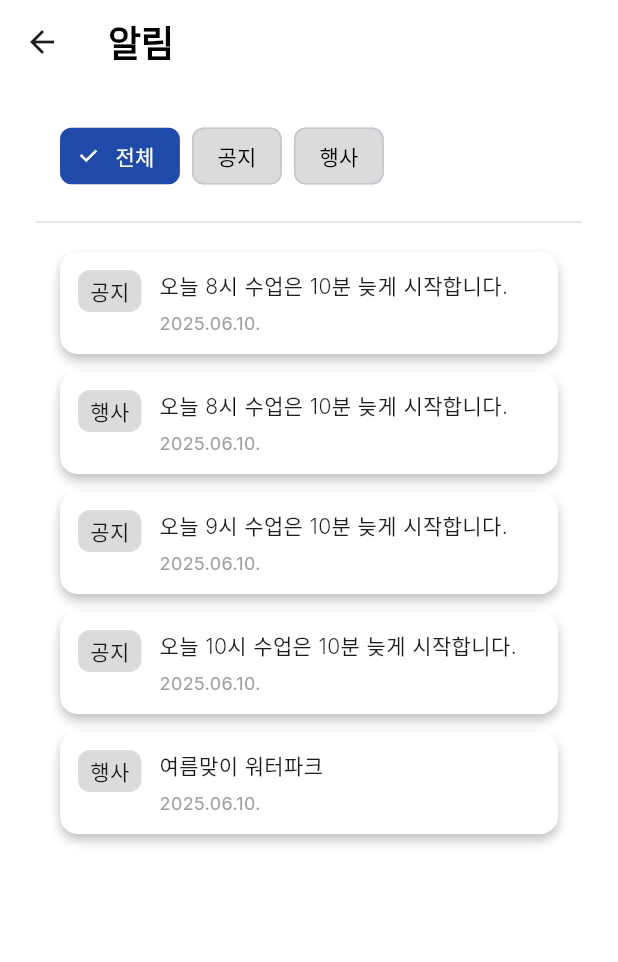
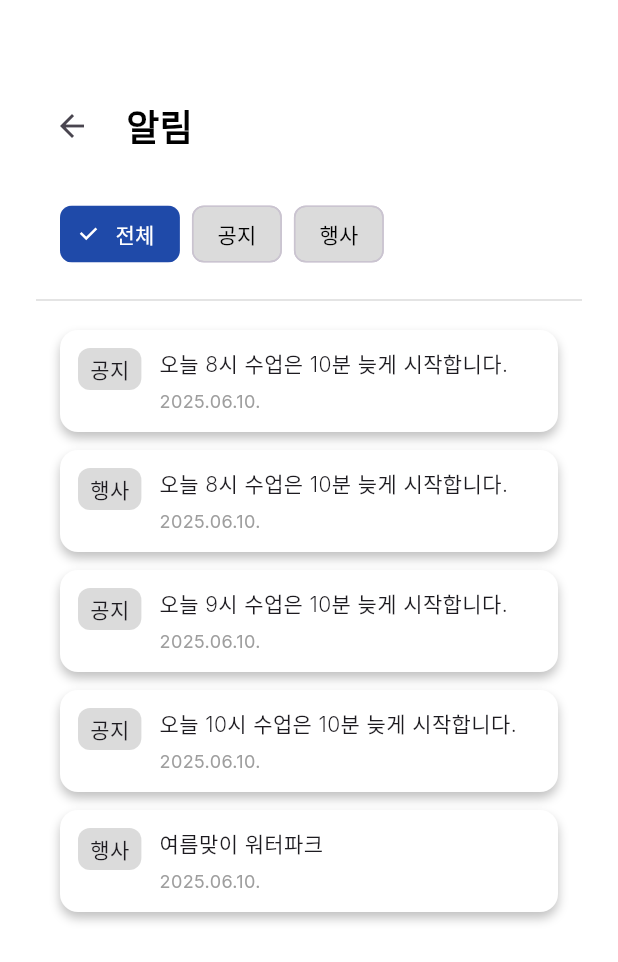
Before and after one commit to Taekwondo1906/taekwon, a Flutter app: the screen it shows after launch, item 3 of the bottom bar chosen, after a tap on the "notifications" icon, on a phone screen of 412 x 824 dp. Shown: the top 962 px of the screen. Run offline on Flutter 3.47's test engine with Material 3 defaults, Android fonts, the phone set to English and light mode, and no system bars; our stand-ins replace device_preview, google_fonts.

Commit message:
💄 에뮬레이터 적용 및 미디어 쿼리 구현

```diff
--- /dev/null
+++ b/devtools_options.yaml
@@ -0,0 +1,3 @@
+description: This file stores settings for Dart & Flutter DevTools.
+documentation: https://docs.flutter.dev/tools/devtools/extensions#configure-extension-enablement-states
+extensions:
--- a/lib/home/home_screen.dart
+++ b/lib/home/home_screen.dart
@@ -19,6 +19,7 @@ class _HomeScreenState extends State<HomeScreen> {
   Widget build(BuildContext context) {
     // 화면 높이
     final screenHeight = MediaQuery.of(context).size.height;
+    final screenWidth = MediaQuery.of(context).size.width;
 
     return Scaffold(
       body: Stack(
@@ -35,9 +36,9 @@ class _HomeScreenState extends State<HomeScreen> {
             ),
           ),
           Positioned(
-            top: 60,
-            left: 24,
-            right: 24,
+            top: screenHeight * 0.1,
+            left: screenWidth * 0.07,
+            right: screenWidth * 0.07,
             child: Material(
               color: Colors.transparent,
               child: Row(
@@ -72,15 +73,15 @@ class _HomeScreenState extends State<HomeScreen> {
             ),
           ),
           Positioned.fill(
-            top: 120,
-            left: 35,
-            right: 35,
+            top: screenHeight * 0.2,
+            left: screenWidth * 0.1,
+            right: screenWidth * 0.1,
             child: Padding(
-              padding: const EdgeInsets.all(8.0),
+              padding: EdgeInsets.zero,
               child: Column(
                 children: [
                   HomeTodaySchedule(),
-                  SizedBox(height: 50),
+                  SizedBox(height: 40),
                   HomeAnnouncement(),
                 ],
               ),
--- a/lib/home/home_widgets/home_announcement.dart
+++ b/lib/home/home_widgets/home_announcement.dart
@@ -11,7 +11,11 @@ class HomeAnnouncement extends StatefulWidget {
 class _HomeAnnouncementState extends State<HomeAnnouncement> {
   @override
   Widget build(BuildContext context) {
+    final screenHeight = MediaQuery.of(context).size.height;
+
     return Column(
+      crossAxisAlignment: CrossAxisAlignment.baseline,
+      textBaseline: TextBaseline.alphabetic,
       children: [
         Row(
           mainAxisAlignment: MainAxisAlignment.spaceBetween,
@@ -23,13 +27,12 @@ class _HomeAnnouncementState extends State<HomeAnnouncement> {
                 fontSize: 24,
                 fontFamily: 'inter',
                 fontWeight: FontWeight.w600,
-                height: 0.92,
               ),
             ),
             Container(
               decoration: BoxDecoration(
                 color: boxColor,
-                borderRadius: BorderRadius.all(Radius.circular(10))
+                borderRadius: BorderRadius.all(Radius.circular(10)),
               ),
               child: Padding(
                 padding: const EdgeInsets.all(8.0),
@@ -40,17 +43,17 @@ class _HomeAnnouncementState extends State<HomeAnnouncement> {
                     fontSize: 16,
                     fontFamily: 'Inter',
                     fontWeight: FontWeight.w400,
-                    height: 1,
                   ),
                 ),
               ),
             ),
           ],
         ),
-        SizedBox(height: 30,),
-        ListView(
-          shrinkWrap: true,
-          physics: NeverScrollableScrollPhysics(),
+        const SizedBox(height: 8),
+        SizedBox(
+          height: screenHeight * 0.25,
+          child: ListView(
+            padding: EdgeInsets.all(5),
             children: [
               _buildAnnouncementRow('제목1', '내용1', null),
               _buildAnnouncementRow(
@@ -60,22 +63,26 @@ class _HomeAnnouncementState extends State<HomeAnnouncement> {
               ),
             ],
           ),
+        ),
       ],
     );
   }
 
   Widget _buildAnnouncementRow(String title, String content, String? img) {
+    final screenHeight = MediaQuery.of(context).size.height;
+
     return Padding(
-      padding: const EdgeInsets.only(bottom: 15),
+      padding: const EdgeInsets.all(10),
       child: Container(
+        height: screenHeight * 0.15,
         decoration: BoxDecoration(
           color: Colors.white,
           borderRadius: BorderRadius.all(Radius.circular(19)),
           boxShadow: [
             BoxShadow(
               color: shadowColor,
-              blurRadius: 22.7,
-              offset: const Offset(0, 4),
+              blurRadius: 10,
+              offset: const Offset(0, 2),
               spreadRadius: 0,
             ),
           ],
@@ -90,7 +97,10 @@ class _HomeAnnouncementState extends State<HomeAnnouncement> {
                 decoration: BoxDecoration(
                   color: img == null || img.isEmpty ? boxColor : null,
                   image: img != null && img.isNotEmpty
-                      ? DecorationImage(image: NetworkImage(img), fit: BoxFit.cover)
+                      ? DecorationImage(
+                          image: NetworkImage(img),
+                          fit: BoxFit.cover,
+                        )
                       : null,
                 ),
               ),
@@ -100,15 +110,18 @@ class _HomeAnnouncementState extends State<HomeAnnouncement> {
             // 제목 + 내용
             Expanded(
               child: Padding(
-                padding: const EdgeInsets.only(right: 20),
+                padding: const EdgeInsets.fromLTRB(0, 10, 20, 10),
                 child: Column(
                   crossAxisAlignment: CrossAxisAlignment.start,
+                  mainAxisAlignment: MainAxisAlignment.spaceAround,
                   children: [
                     Text(
                       title,
-                      style: TextStyle(fontSize: 16, fontWeight: FontWeight.w600),
+                      style: TextStyle(
+                        fontSize: 16,
+                        fontWeight: FontWeight.w600,
                       ),
-                    const SizedBox(height: 8),
+                    ),
                     Text(
                       content,
                       style: TextStyle(fontSize: 14, color: Colors.black),
--- a/lib/home/home_widgets/home_today_schedule.dart
+++ b/lib/home/home_widgets/home_today_schedule.dart
@@ -11,8 +11,11 @@ class HomeTodaySchedule extends StatefulWidget {
 class _HomeTodayScheduleState extends State<HomeTodaySchedule> {
   @override
   Widget build(BuildContext context) {
+    final screenHeight = MediaQuery.of(context).size.height;
+    final screenWidth = MediaQuery.of(context).size.width;
+
     return Container(
-      height: 300,
+      height: screenHeight * 0.3,
       decoration: BoxDecoration(
         color: Colors.white,
         borderRadius: const BorderRadius.all(Radius.circular(19)),
@@ -30,8 +33,8 @@ class _HomeTodayScheduleState extends State<HomeTodaySchedule> {
         crossAxisAlignment: CrossAxisAlignment.start,
         children: [
           // 타이틀은 고정
-          const Padding(
-            padding: EdgeInsets.all(24.0),
+          Padding(
+            padding: EdgeInsets.all(screenWidth * 0.07),
             child: Text(
               '오늘의 일정',
               style: TextStyle(
@@ -47,7 +50,7 @@ class _HomeTodayScheduleState extends State<HomeTodaySchedule> {
           // 일정 리스트만 스크롤
           Expanded(
             child: SingleChildScrollView(
-              padding: const EdgeInsets.symmetric(horizontal: 40),
+              padding: EdgeInsets.symmetric(horizontal: screenWidth * 0.1),
               child: Column(
                 children: [ // 추후 데이터베이스에서 불러오는 방식으로 변경
                   _buildScheduleRow('07:00 - 08:00', '초등부'),
--- a/lib/main.dart
+++ b/lib/main.dart
@@ -1,15 +1,26 @@
+import 'package:device_preview/device_preview.dart';
+import 'package:flutter/foundation.dart';
 import 'package:flutter/material.dart';
-
+import 'package:flutter/services.dart';
 // 구글 폰트 'Inter' 사용
 import 'package:google_fonts/google_fonts.dart';
-
 // 각 페이지 import
 import 'package:taekwon/home/home_screen.dart'; //  home_screen
 import 'package:taekwon/login/login_screen.dart';
 import 'package:taekwon/navigation/navigation_bar.dart'; // navigation_bar
 
 void main() {
-  runApp(const MyApp());
+  // 사용자의 핸드폰 시스템 UI(상단바, 하단바)가 보이도록 설정
+  WidgetsFlutterBinding.ensureInitialized();
+  SystemChrome.setEnabledSystemUIMode(
+    SystemUiMode.manual,
+    overlays: [SystemUiOverlay.top],
+  );
+
+  runApp(
+    // 부하 적은 에뮬레이터
+    DevicePreview(enabled: !kReleaseMode, builder: (context) => const MyApp()),
+  );
 }
 
 class MyApp extends StatelessWidget {
@@ -18,10 +29,14 @@
   @override
   Widget build(BuildContext context) {
     return MaterialApp(
-      theme: ThemeData(
-        textTheme: GoogleFonts.interTextTheme(),
-      ),
-      home: const MainScaffold());
+      // -----DevicePreview 설정-----
+      locale: DevicePreview.locale(context),
+      builder: DevicePreview.appBuilder,
+      debugShowCheckedModeBanner: false,
+      // ----------------------------
+      theme: ThemeData(textTheme: GoogleFonts.interTextTheme()),
+      home: const MainScaffold(),
+    );
   }
 }
 
--- a/lib/notification/notification_screen.dart
+++ b/lib/notification/notification_screen.dart
@@ -1,4 +1,6 @@
 import 'package:flutter/material.dart';
+
+// 색상 팔레트
 import 'package:taekwon/decoration/color_palette.dart';
 
 class NotificationScreen extends StatefulWidget {
@@ -31,25 +33,32 @@ class _NotificationScreenState extends State<NotificationScreen> {
         : notifications.where((n) => n['type'] == selectedFilter).toList();
     return Scaffold(
       backgroundColor: Colors.white,
-      appBar: AppBar(
-        title: const Text(
-          '알림',
-          style: TextStyle(
-            color: Colors.black,
-            fontSize: 24,
-            fontFamily: 'Inter',
-            fontWeight: FontWeight.w600,
-            height: 0.92,
-          ),
-        ),
-        backgroundColor: Colors.white,
-        elevation: 0,
-        centerTitle: false,
-      ),
       body: Padding(
         padding: const EdgeInsets.symmetric(horizontal: 24),
         child: Column(
           children: [
+            const SizedBox(height: 60),
+            Row(
+              mainAxisAlignment: MainAxisAlignment.start,
+              children: [
+                IconButton(
+                  onPressed: () {
+                    Navigator.pop(context);
+                  },
+                  icon: Icon(Icons.arrow_back),
+                ),
+                const SizedBox(width: 12,),
+                Text(
+                  '알림',
+                  style: TextStyle(
+                    color: Colors.black,
+                    fontSize: 24,
+                    fontWeight: FontWeight.w600,
+                    height: 0.92,
+                  ),
+                ),
+              ],
+            ),
             const SizedBox(height: 24),
             Padding(
               padding: EdgeInsets.symmetric(horizontal: 16),
--- a/pubspec.yaml
+++ b/pubspec.yaml
@@ -31,6 +31,7 @@ dependencies:
   flutter:
     sdk: flutter
   google_fonts: ^6.2.1
+  device_preview: ^1.3.1
 
   # The following adds the Cupertino Icons font to your application.
   # Use with the CupertinoIcons class for iOS style icons.
```
Also changed, not shown: pubspec.lock, 1 other file. Lines whose indentation alone changed are shown as unchanged.
